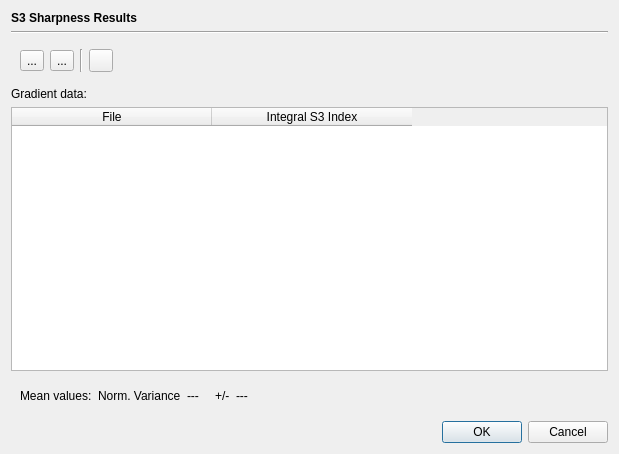
Before: the Qt Designer form src/fitsip/extensions/analysis/s3sharpnessresultdialog.ui in braeun/FitsIP, drawn with Qt 5.
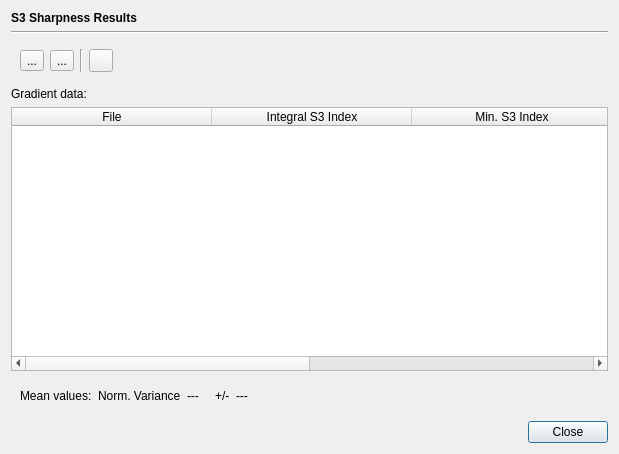
After: the same form once the commit is applied. Icons and pictures are not drawn.

Patch:
```diff
--- a/src/fitsip/extensions/analysis/s3sharpnessresultdialog.ui
+++ b/src/fitsip/extensions/analysis/s3sharpnessresultdialog.ui
@@ -135,6 +135,16 @@
        <string>Integral S3 Index</string>
       </property>
      </column>
+     <column>
+      <property name="text">
+       <string>Min. S3 Index</string>
+      </property>
+     </column>
+     <column>
+      <property name="text">
+       <string>Max. S3 Index</string>
+      </property>
+     </column>
     </widget>
    </item>
    <item>
@@ -221,7 +231,7 @@
       <enum>Qt::Orientation::Horizontal</enum>
      </property>
      <property name="standardButtons">
-      <set>QDialogButtonBox::StandardButton::Cancel|QDialogButtonBox::StandardButton::Ok</set>
+      <set>QDialogButtonBox::Close</set>
      </property>
     </widget>
    </item>
```
Left out of the diff: 14 changed lines with no effect on the pictures.
